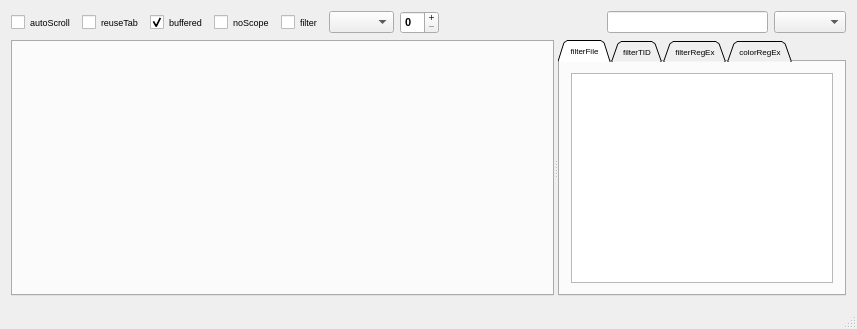
First picture: the form in trace_server/mainwindow.ui, repository mojmir-svoboda/DbgToolkit, before the edit.
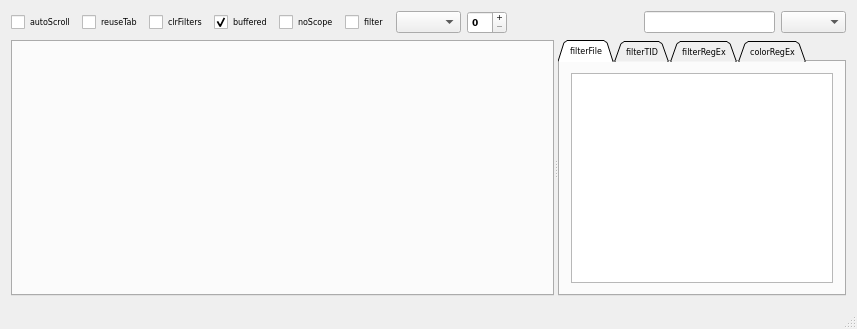
Second picture: the form after the edit. The open tabs and pages were chosen to show the change.

Commit message: + help form, + clrFilters checkBox

```diff
--- a/trace_server/mainwindow.ui
+++ b/trace_server/mainwindow.ui
@@ -21,7 +21,8 @@
        <widget class="QCheckBox" name="autoScrollCheckBox">
         <property name="font">
          <font>
-          <pointsize>7</pointsize>
+          <family>Verdana</family>
+          <pointsize>6</pointsize>
          </font>
         </property>
         <property name="text">
@@ -33,7 +34,8 @@
        <widget class="QCheckBox" name="reuseTabCheckBox">
         <property name="font">
          <font>
-          <pointsize>7</pointsize>
+          <family>Verdana</family>
+          <pointsize>6</pointsize>
          </font>
         </property>
         <property name="text">
@@ -41,11 +43,25 @@
         </property>
        </widget>
       </item>
+      <item>
+       <widget class="QCheckBox" name="clrFiltersCheckBox">
+        <property name="font">
+         <font>
+          <family>Verdana</family>
+          <pointsize>6</pointsize>
+         </font>
+        </property>
+        <property name="text">
+         <string>clrFilters</string>
+        </property>
+       </widget>
+      </item>
       <item>
        <widget class="QCheckBox" name="buffCheckBox">
         <property name="font">
          <font>
-          <pointsize>7</pointsize>
+          <family>Verdana</family>
+          <pointsize>6</pointsize>
          </font>
         </property>
         <property name="text">
@@ -60,7 +76,8 @@
        <widget class="QCheckBox" name="scopesCheckBox">
         <property name="font">
          <font>
-          <pointsize>7</pointsize>
+          <family>Verdana</family>
+          <pointsize>6</pointsize>
          </font>
         </property>
         <property name="text">
@@ -72,7 +89,8 @@
        <widget class="QCheckBox" name="filterFileCheckBox">
         <property name="font">
          <font>
-          <pointsize>7</pointsize>
+          <family>Verdana</family>
+          <pointsize>6</pointsize>
          </font>
         </property>
         <property name="text">
@@ -84,6 +102,7 @@
        <widget class="QComboBox" name="presetComboBox">
         <property name="font">
          <font>
+          <family>Verdana</family>
           <pointsize>7</pointsize>
          </font>
         </property>
@@ -96,7 +115,8 @@
        <widget class="QSpinBox" name="levelSpinBox">
         <property name="font">
          <font>
-          <pointsize>8</pointsize>
+          <family>Verdana</family>
+          <pointsize>7</pointsize>
           <weight>75</weight>
           <bold>true</bold>
          </font>
@@ -130,6 +150,12 @@
       </item>
       <item>
        <widget class="QLineEdit" name="qSearchLineEdit">
+        <property name="font">
+         <font>
+          <family>Verdana</family>
+          <pointsize>7</pointsize>
+         </font>
+        </property>
         <property name="whatsThis">
          <string extracomment="quick search"/>
         </property>
@@ -137,6 +163,12 @@
       </item>
       <item>
        <widget class="QComboBox" name="qSearchComboBox">
+        <property name="font">
+         <font>
+          <family>Verdana</family>
+          <pointsize>7</pointsize>
+         </font>
+        </property>
         <property name="toolTip">
          <string extracomment="hello3"/>
         </property>
@@ -181,6 +213,7 @@
        </property>
        <property name="font">
         <font>
+         <family>Verdana</family>
          <pointsize>6</pointsize>
         </font>
        </property>
```
Left out of the diff: 2 changed lines with no effect on the pictures. The commit also changes 6 other files.
